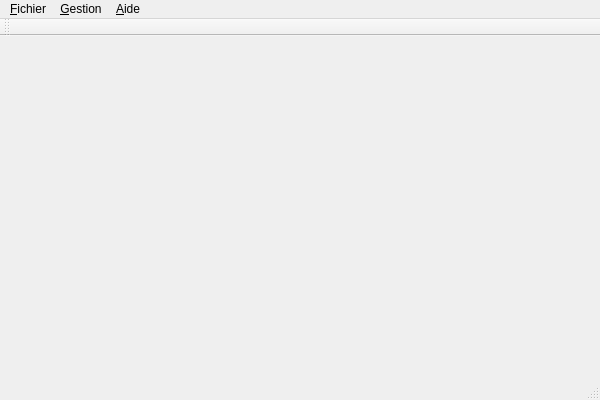
Above: chrysalide/mainwindow.ui from chrysalideProject/chrysalideProject before the change. Below: the same form after it.
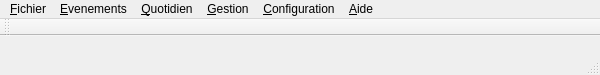
That is the form after the change.

Commit message: Menu amélioré

Diff of the .ui file:
```diff
--- a/chrysalide/mainwindow.ui
+++ b/chrysalide/mainwindow.ui
@@ -7,7 +7,7 @@
     <x>0</x>
     <y>0</y>
     <width>600</width>
-    <height>400</height>
+    <height>75</height>
    </rect>
   </property>
   <property name="windowTitle">
@@ -41,9 +41,34 @@
     <property name="title">
      <string>&amp;Aide</string>
     </property>
+    <addaction name="action_Manuel"/>
+    <addaction name="action_Propos"/>
+   </widget>
+   <widget class="QMenu" name="menuEvenements">
+    <property name="title">
+     <string>&amp;Evenements</string>
+    </property>
+    <addaction name="actionArriv_e"/>
+    <addaction name="actionD_part"/>
+   </widget>
+   <widget class="QMenu" name="menuConfiguration">
+    <property name="title">
+     <string>&amp;Configuration</string>
+    </property>
+    <addaction name="actionRentrer_les_Tables"/>
+   </widget>
+   <widget class="QMenu" name="menu_Quotidien">
+    <property name="title">
+     <string>&amp;Quotidien</string>
+    </property>
+    <addaction name="action_Pr_paration_des_tables"/>
+    <addaction name="action_gestion_des_affinit_s"/>
    </widget>
    <addaction name="menu_Fichier"/>
+   <addaction name="menuEvenements"/>
+   <addaction name="menu_Quotidien"/>
    <addaction name="menu_Gestion"/>
+   <addaction name="menuConfiguration"/>
    <addaction name="menu_Aide"/>
   </widget>
   <widget class="QToolBar" name="mainToolBar">
```
Left out of the diff: 41 changed lines with no effect on the pictures. The commit also changes 1 other file.
